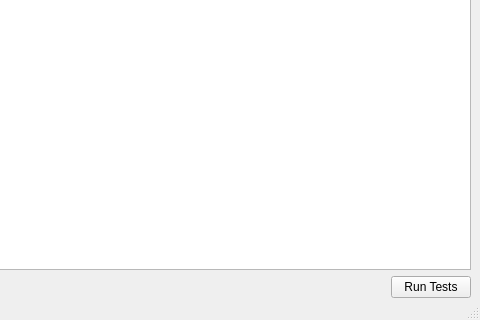
This is Code/Engine/TestFramework/Framework/Qt/qtTestGUI.ui in ezEngine/ezEngine as Qt 5 draws it before an edit; both pictures show x 471 to 951 and y 340 to 660 of the 951 by 660 pixel window. The edited form follows.
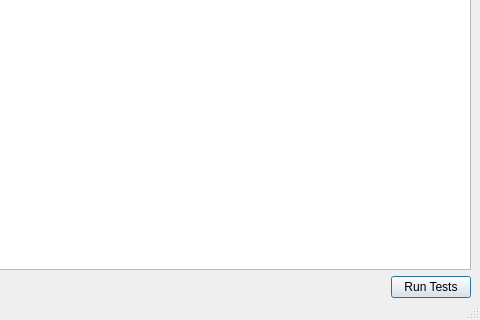
This is the edited form. Icons and pictures are not drawn.

Commit message: * Some more InputManager unit tests.  * Minor fixes to the test framework (shortcuts, abort state reset).

```diff
--- a/Code/Engine/TestFramework/Framework/Qt/qtTestGUI.ui
+++ b/Code/Engine/TestFramework/Framework/Qt/qtTestGUI.ui
@@ -68,6 +68,12 @@
         <property name="text">
          <string>Run Tests</string>
         </property>
+        <property name="autoDefault">
+         <bool>true</bool>
+        </property>
+        <property name="default">
+         <bool>true</bool>
+        </property>
        </widget>
       </item>
      </layout>
```
Left out of the diff: 9 changed lines with no effect on the pictures. The commit also changes 4 other files.
